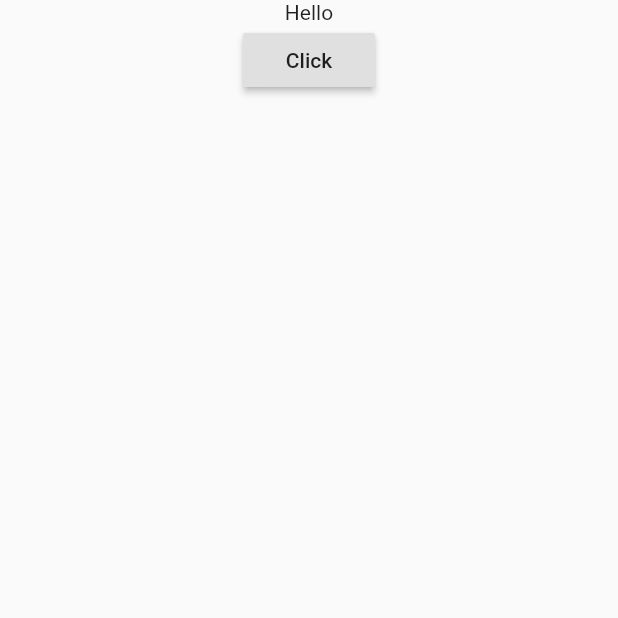
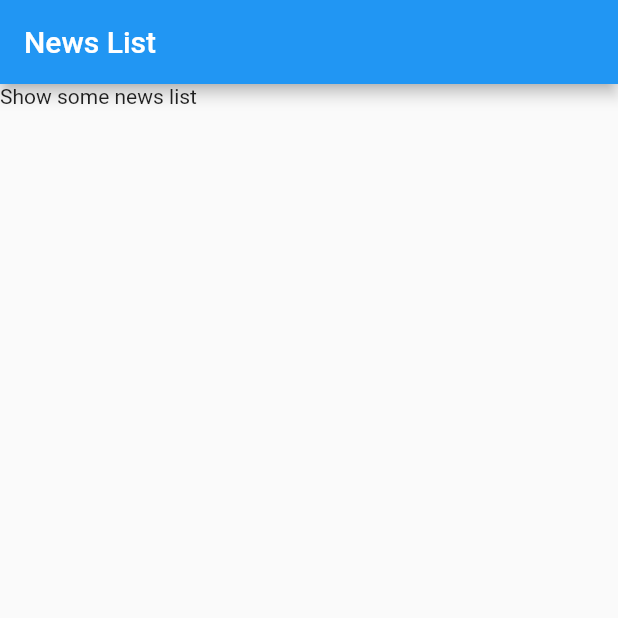
Before and after one commit to DaveatCor/Flutter_tutorial, a Flutter app: the screen it shows after launch, on a phone screen of 412 x 824 dp, the top half of it. Run offline on Flutter 3.47's test engine with Material 2 defaults, Android fonts, the phone set to English and light mode, and no system bars; our stand-ins replace sqflite; accounts and stored records are empty.

Commit message:
2. A Touch Of Boilerplate (create app and news list file)

```diff
--- a/lesson22/lib/main.dart
+++ b/lesson22/lib/main.dart
@@ -1,66 +1,4 @@
 import 'package:flutter/material.dart';
-import 'package:http/http.dart' as http;
-import 'package:lesson22/src/resource/respository.dart';
-import 'dart:async';
-import 'dart:convert' as convert;
-import 'src/resource/new_api_provider.dart';
-import 'src/model/model.dart';
+import 'src/app.dart';
 
-void main() => runApp(MyApp());
-
-class MyApp extends StatelessWidget {
-  // This widget is the root of your application.
-  @override
-  Widget build(BuildContext context) {
-    return MaterialApp(
-      title: 'Flutter Demo',
-      theme: ThemeData(
-        primarySwatch: Colors.blue,
-      ),
-      home: MyHomePage(),
-    );
-  }
-}
-
-class MyHomePage extends StatefulWidget {
-  MyHomePage({Key key, this.title}) : super(key: key);
-  final String title;
-
-  @override
-  _MyHomePageState createState() => _MyHomePageState();
-}
-
-class _MyHomePageState extends State<MyHomePage> {
-  NewsApiProvider apiProvider = NewsApiProvider();
-  @override
-  initState(){
-    super.initState();
-  }
-
-  // fetchDataFromServer() async {
-  //   Future<List<int>> futureIds = await apiProvider.fetchTopIds();
-  //   itemModel.listId(futureIds);
-  // }
-
-  // fetchMyItem() async {
-  //   repo.fetchItem(id);
-  // }
-
-  Widget build(BuildContext context) {
-    return Scaffold(
-      body: Center(
-        child: Column(
-          children: <Widget>[
-            Text('Hello'),
-            RaisedButton(
-              child: Text('Click'),
-              onPressed: () {
-
-              },
-            )
-          ],
-        ),
-      ),
-    );
-  }
-}
+void main() => runApp(App());
--- /dev/null
+++ b/lesson22/lib/src/app.dart
@@ -0,0 +1,13 @@
+import 'package:flutter/material.dart';
+import 'screens/news_list.dart';
+
+class App extends StatelessWidget {
+  // This widget is the root of your application.
+  @override
+  Widget build(BuildContext context) {
+    return MaterialApp(
+      title: 'News!',
+      home: NewsList(),
+    );
+  }
+}
--- /dev/null
+++ b/lesson22/lib/src/screens/news_list.dart
@@ -0,0 +1,12 @@
+import 'package:flutter/material.dart';
+
+class NewsList extends StatelessWidget{
+  Widget build(BuildContext context) {
+    return Scaffold(
+      appBar: AppBar(
+        title: Text('News List'),
+      ),
+      body: Text('Show some news list'),
+    );
+  }
+}
```
Also changed, not shown: 1 other file.
